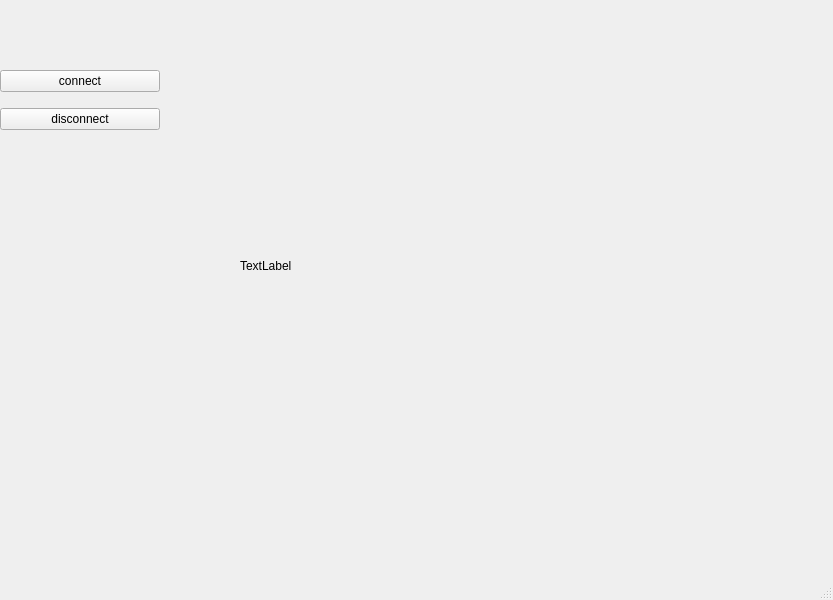
PhilippFalchuk/QTVideoSpeedProcessor, file ImageTcpClient/tcpclienwimdow.ui: the form before one commit.
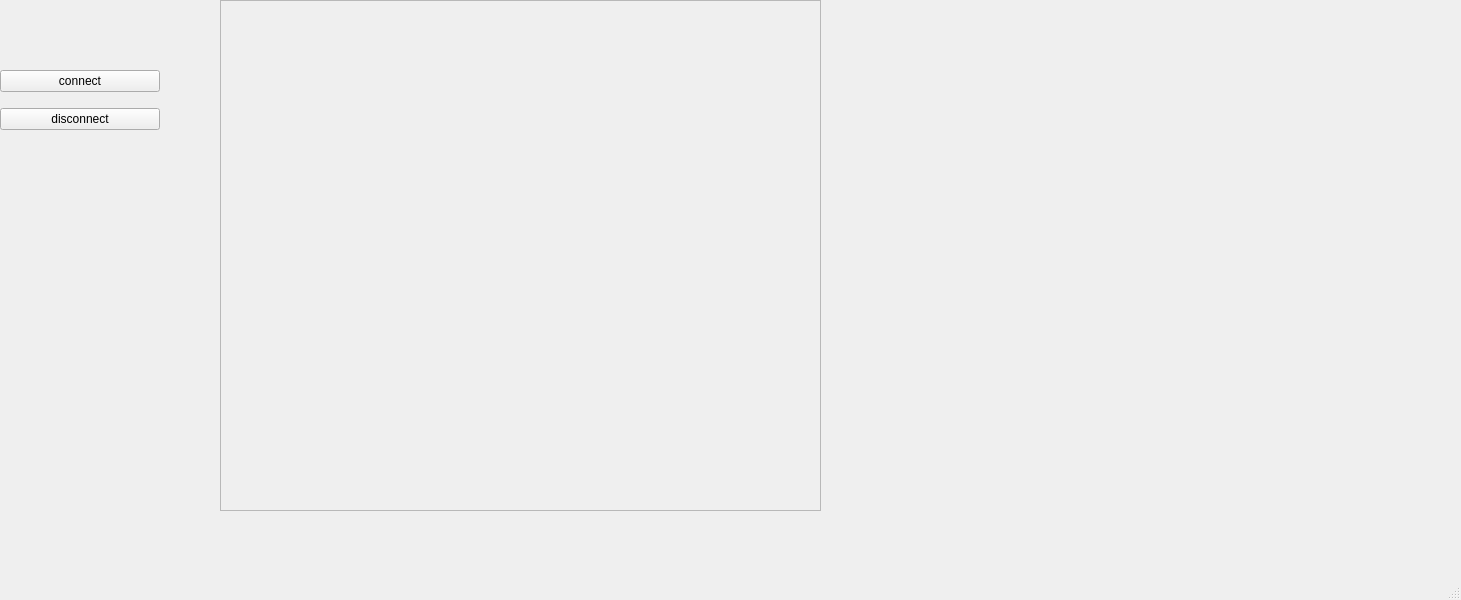
The form after the commit.

```diff
--- a/ImageTcpClient/tcpclienwimdow.ui
+++ b/ImageTcpClient/tcpclienwimdow.ui
@@ -6,7 +6,7 @@
    <rect>
     <x>0</x>
     <y>0</y>
-    <width>833</width>
+    <width>1461</width>
     <height>600</height>
    </rect>
   </property>
@@ -14,19 +14,6 @@
    <string>TcpClienWimdow</string>
   </property>
   <widget class="QWidget" name="centralwidget">
-   <widget class="QLabel" name="imageLabel">
-    <property name="geometry">
-     <rect>
-      <x>240</x>
-      <y>100</y>
-      <width>571</width>
-      <height>331</height>
-     </rect>
-    </property>
-    <property name="text">
-     <string>TextLabel</string>
-    </property>
-   </widget>
    <widget class="QWidget" name="verticalLayoutWidget">
     <property name="geometry">
      <rect>
@@ -53,6 +40,29 @@
      </item>
     </layout>
    </widget>
+   <widget class="QScrollArea" name="scrollArea">
+    <property name="geometry">
+     <rect>
+      <x>220</x>
+      <y>0</y>
+      <width>601</width>
+      <height>511</height>
+     </rect>
+    </property>
+    <property name="widgetResizable">
+     <bool>true</bool>
+    </property>
+    <widget class="QWidget" name="scrollAreaWidgetContents">
+     <property name="geometry">
+      <rect>
+       <x>0</x>
+       <y>0</y>
+       <width>599</width>
+       <height>509</height>
+      </rect>
+     </property>
+    </widget>
+   </widget>
   </widget>
   <widget class="QMenuBar" name="menubar">
    <property name="geometry">
```
Left out of the diff: 2 changed lines with no effect on the pictures.
